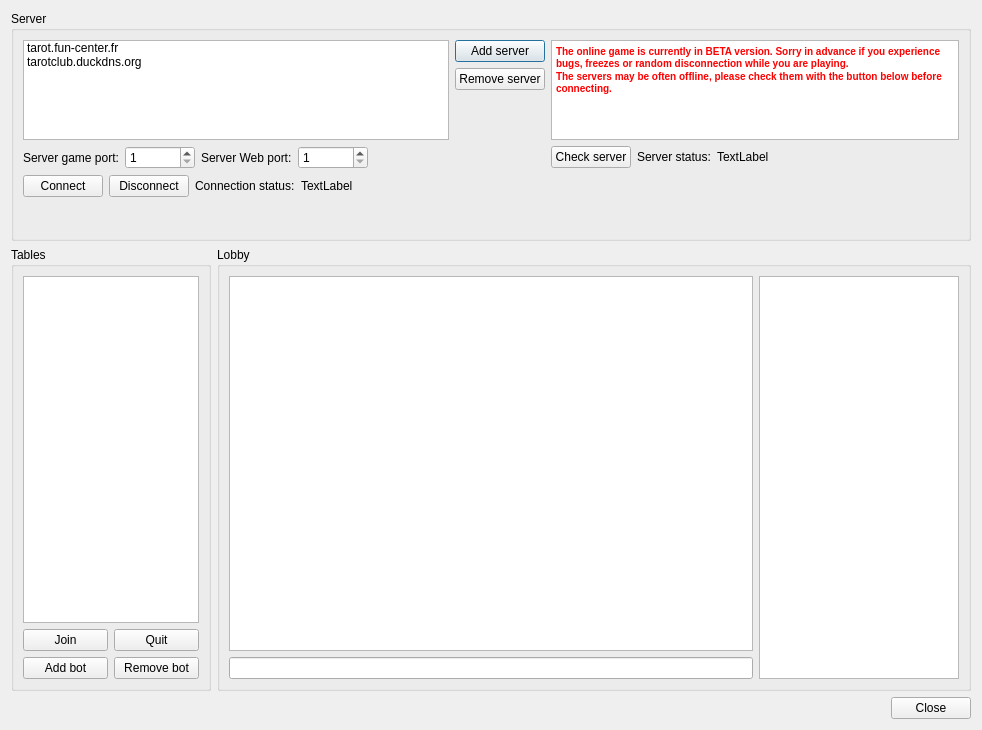
Above: src/desktop/forms/LobbyUI.ui from belegar/tarotclub before the change. Below: the same form after it.
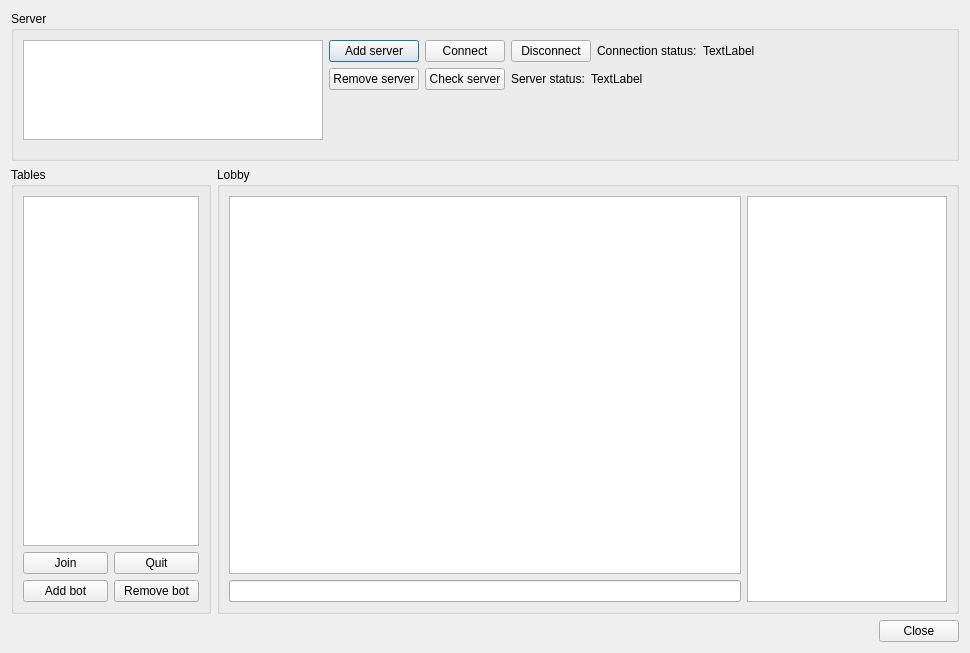
That is the form after the change.

Commit message: Added server list management in the lobby

Patch:
```diff
--- a/src/desktop/forms/LobbyUI.ui
+++ b/src/desktop/forms/LobbyUI.ui
@@ -6,8 +6,8 @@
    <rect>
     <x>0</x>
     <y>0</y>
-    <width>982</width>
-    <height>730</height>
+    <width>950</width>
+    <height>653</height>
    </rect>
   </property>
   <property name="windowTitle">
@@ -28,7 +28,7 @@
      <property name="maximumSize">
       <size>
        <width>16777215</width>
-       <height>230</height>
+       <height>150</height>
       </size>
      </property>
      <property name="title">
@@ -36,14 +36,14 @@
      </property>
      <layout class="QGridLayout" name="gridLayout">
       <item row="0" column="0">
+       <layout class="QHBoxLayout" name="horizontalLayout_5">
+        <item>
        <layout class="QVBoxLayout" name="verticalLayout_4">
         <item>
-         <layout class="QHBoxLayout" name="horizontalLayout_8">
-          <item>
            <widget class="QListWidget" name="serverList">
             <property name="minimumSize">
              <size>
-              <width>0</width>
+              <width>300</width>
               <height>100</height>
              </size>
             </property>
@@ -53,17 +53,22 @@
               <height>100</height>
              </size>
             </property>
-            <item>
-             <property name="text">
-              <string>tarot.fun-center.fr</string>
-             </property>
-            </item>
-            <item>
-             <property name="text">
-              <string>tarotclub.duckdns.org</string>
-             </property>
-            </item>
            </widget>
+          </item>
+          <item>
+           <spacer name="verticalSpacer_2">
+            <property name="orientation">
+             <enum>Qt::Vertical</enum>
+            </property>
+            <property name="sizeHint" stdset="0">
+             <size>
+              <width>20</width>
+              <height>40</height>
+             </size>
+            </property>
+           </spacer>
+          </item>
+         </layout>
           </item>
           <item>
            <layout class="QVBoxLayout" name="verticalLayout_3">
@@ -96,71 +101,8 @@
             </item>
            </layout>
           </item>
-         </layout>
-        </item>
         <item>
-         <layout class="QHBoxLayout" name="horizontalLayout_5">
-          <item>
-           <widget class="QLabel" name="label">
-            <property name="text">
-             <string>Server game port:</string>
-            </property>
-           </widget>
-          </item>
-          <item>
-           <widget class="QSpinBox" name="gameTcpPort">
-            <property name="minimumSize">
-             <size>
-              <width>70</width>
-              <height>0</height>
-             </size>
-            </property>
-            <property name="minimum">
-             <number>1</number>
-            </property>
-            <property name="maximum">
-             <number>65535</number>
-            </property>
-           </widget>
-          </item>
-          <item>
-           <widget class="QLabel" name="label_3">
-            <property name="text">
-             <string>Server Web port:</string>
-            </property>
-           </widget>
-          </item>
-          <item>
-           <widget class="QSpinBox" name="webTcpPort">
-            <property name="minimumSize">
-             <size>
-              <width>70</width>
-              <height>0</height>
-             </size>
-            </property>
-            <property name="minimum">
-             <number>1</number>
-            </property>
-            <property name="maximum">
-             <number>65535</number>
-            </property>
-           </widget>
-          </item>
-          <item>
-           <spacer name="horizontalSpacer_3">
-            <property name="orientation">
-             <enum>Qt::Horizontal</enum>
-            </property>
-            <property name="sizeHint" stdset="0">
-             <size>
-              <width>40</width>
-              <height>20</height>
-             </size>
-            </property>
-           </spacer>
-          </item>
-         </layout>
-        </item>
+         <layout class="QVBoxLayout" name="verticalLayout">
         <item>
          <layout class="QHBoxLayout" name="horizontalLayout">
           <item>
@@ -207,47 +149,6 @@
          </layout>
         </item>
         <item>
-         <spacer name="verticalSpacer">
-          <property name="orientation">
-           <enum>Qt::Vertical</enum>
-          </property>
-          <property name="sizeHint" stdset="0">
-           <size>
-            <width>522</width>
-            <height>13</height>
-           </size>
-          </property>
-         </spacer>
-        </item>
-       </layout>
-      </item>
-      <item row="0" column="1">
-       <layout class="QVBoxLayout" name="verticalLayout">
-        <item>
-         <widget class="QTextBrowser" name="textBrowser">
-          <property name="minimumSize">
-           <size>
-            <width>400</width>
-            <height>0</height>
-           </size>
-          </property>
-          <property name="maximumSize">
-           <size>
-            <width>16777215</width>
-            <height>100</height>
-           </size>
-          </property>
-          <property name="html">
-           <string>&lt;!DOCTYPE HTML PUBLIC &quot;-//W3C//DTD HTML 4.0//EN&quot; &quot;http://www.w3.org/TR/REC-html40/strict.dtd&quot;&gt;
-&lt;html&gt;&lt;head&gt;&lt;meta name=&quot;qrichtext&quot; content=&quot;1&quot; /&gt;&lt;style type=&quot;text/css&quot;&gt;
-p, li { white-space: pre-wrap; }
-&lt;/style&gt;&lt;/head&gt;&lt;body style=&quot; font-family:'MS Shell Dlg 2'; font-size:7.8pt; font-weight:400; font-style:normal;&quot;&gt;
-&lt;p style=&quot; margin-top:0px; margin-bottom:0px; margin-left:0px; margin-right:0px; -qt-block-indent:0; text-indent:0px;&quot;&gt;&lt;span style=&quot; font-weight:600; color:#ff0000;&quot;&gt;The online game is currently in BETA version. Sorry in advance if you experience bugs, freezes or random disconnection while you are playing.&lt;/span&gt;&lt;/p&gt;
-&lt;p style=&quot; margin-top:0px; margin-bottom:0px; margin-left:0px; margin-right:0px; -qt-block-indent:0; text-indent:0px;&quot;&gt;&lt;span style=&quot; font-weight:600; color:#ff0000;&quot;&gt;The servers may be often offline, please check them with the button below before connecting.&lt;/span&gt;&lt;/p&gt;&lt;/body&gt;&lt;/html&gt;</string>
-          </property>
-         </widget>
-        </item>
-        <item>
          <layout class="QHBoxLayout" name="horizontalLayout_3">
           <item>
            <widget class="QPushButton" name="checkServerButton">
@@ -286,17 +187,19 @@
          </layout>
         </item>
         <item>
-         <spacer name="verticalSpacer_2">
+           <spacer name="verticalSpacer">
           <property name="orientation">
            <enum>Qt::Vertical</enum>
           </property>
           <property name="sizeHint" stdset="0">
            <size>
-            <width>20</width>
-            <height>40</height>
+              <width>522</width>
+              <height>13</height>
            </size>
           </property>
          </spacer>
+          </item>
+         </layout>
         </item>
        </layout>
       </item>
```
Lines whose indentation alone changed are shown as unchanged. The commit also changes 6 other files.
